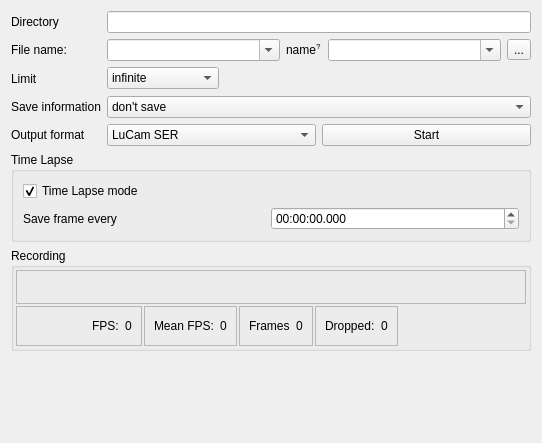
GuLinux/PlanetaryImager, file src/widgets/recordingpanel.ui: the form before one commit.
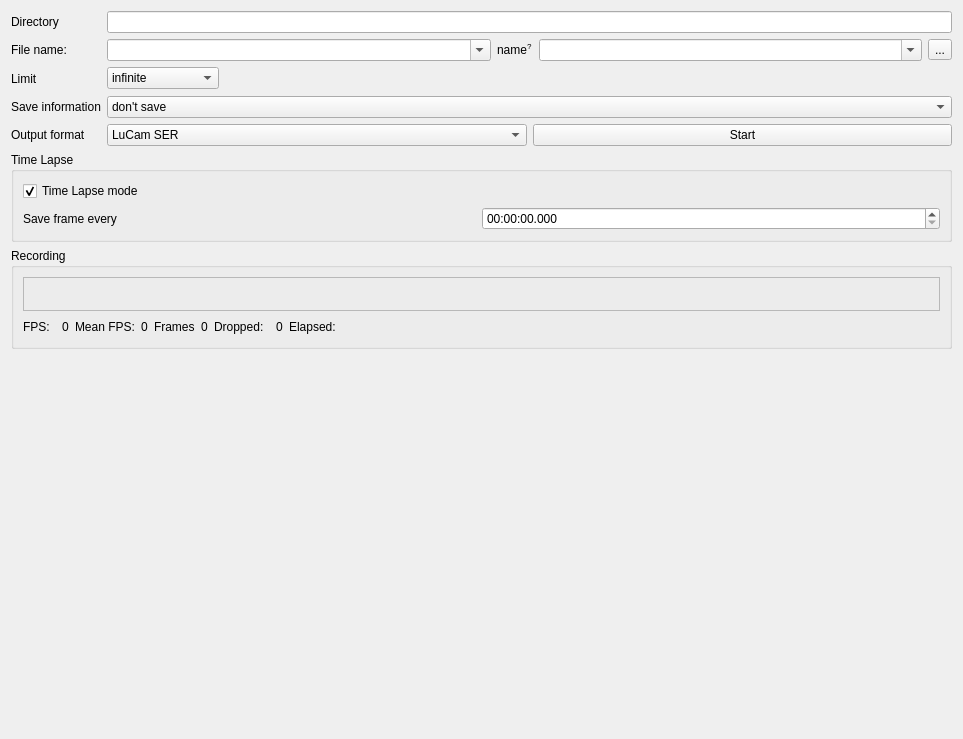
The form after the commit.

Commit message: Adding elapsed duration to recording panel

Diff of the .ui file:
```diff
--- a/src/widgets/recordingpanel.ui
+++ b/src/widgets/recordingpanel.ui
@@ -6,8 +6,8 @@
    <rect>
     <x>0</x>
     <y>0</y>
-    <width>542</width>
-    <height>443</height>
+    <width>963</width>
+    <height>739</height>
    </rect>
   </property>
   <layout class="QGridLayout" name="gridLayout_3">
@@ -409,158 +409,68 @@
      </item>
     </layout>
    </item>
+   <item row="8" column="0" colspan="2">
+    <spacer name="verticalSpacer_2">
+     <property name="orientation">
+      <enum>Qt::Vertical</enum>
+     </property>
+     <property name="sizeHint" stdset="0">
+      <size>
+       <width>20</width>
+       <height>10000</height>
+      </size>
+     </property>
+    </spacer>
+   </item>
    <item row="7" column="0" colspan="2">
     <widget class="QGroupBox" name="recordingBox">
      <property name="title">
       <string>Recording</string>
      </property>
      <layout class="QGridLayout" name="gridLayout">
-      <property name="leftMargin">
-       <number>2</number>
-      </property>
-      <property name="topMargin">
-       <number>2</number>
-      </property>
-      <property name="rightMargin">
-       <number>2</number>
-      </property>
-      <property name="bottomMargin">
-       <number>2</number>
-      </property>
-      <property name="spacing">
-       <number>2</number>
-      </property>
-      <item row="1" column="3">
-       <widget class="QFrame" name="frame_3">
-        <property name="frameShape">
-         <enum>QFrame::StyledPanel</enum>
-        </property>
-        <property name="frameShadow">
-         <enum>QFrame::Raised</enum>
-        </property>
-        <layout class="QHBoxLayout" name="horizontalLayout_4">
-         <item>
-          <widget class="QLabel" name="label_4">
+      <item row="1" column="10">
+       <widget class="QLabel" name="label_12">
            <property name="text">
-            <string>Dropped:</string>
+         <string>Elapsed:</string>
            </property>
           </widget>
          </item>
-         <item>
-          <widget class="QLabel" name="dropped">
-           <property name="text">
-            <string>0</string>
-           </property>
-          </widget>
-         </item>
-        </layout>
-       </widget>
-      </item>
-      <item row="1" column="4">
-       <spacer name="horizontalSpacer">
-        <property name="orientation">
-         <enum>Qt::Horizontal</enum>
-        </property>
-        <property name="sizeHint" stdset="0">
-         <size>
-          <width>31</width>
-          <height>20</height>
-         </size>
-        </property>
-       </spacer>
-      </item>
-      <item row="1" column="2">
-       <widget class="QFrame" name="frame_2">
-        <property name="frameShape">
-         <enum>QFrame::StyledPanel</enum>
-        </property>
-        <property name="frameShadow">
-         <enum>QFrame::Raised</enum>
-        </property>
-        <layout class="QHBoxLayout" name="horizontalLayout_3">
-         <item>
+      <item row="1" column="5">
           <widget class="QLabel" name="label_3">
            <property name="text">
             <string>Frames</string>
            </property>
           </widget>
          </item>
-         <item>
-          <widget class="QLabel" name="frames">
+      <item row="1" column="7">
+       <widget class="QLabel" name="label_4">
            <property name="text">
-            <string>0</string>
-           </property>
-          </widget>
-         </item>
-        </layout>
+         <string>Dropped:</string>
+        </property>
        </widget>
       </item>
       <item row="1" column="0">
-       <widget class="QFrame" name="frame">
-        <property name="frameShape">
-         <enum>QFrame::StyledPanel</enum>
-        </property>
-        <property name="frameShadow">
-         <enum>QFrame::Raised</enum>
-        </property>
-        <layout class="QHBoxLayout" name="horizontalLayout_2">
-         <item>
-          <spacer name="horizontalSpacer_2">
-           <property name="orientation">
-            <enum>Qt::Horizontal</enum>
-           </property>
-           <property name="sizeHint" stdset="0">
-            <size>
-             <width>40</width>
-             <height>20</height>
-            </size>
-           </property>
-          </spacer>
-         </item>
-         <item>
           <widget class="QLabel" name="label_2">
            <property name="text">
             <string>FPS:</string>
            </property>
           </widget>
          </item>
-         <item>
-          <widget class="QLabel" name="fps">
-           <property name="text">
-            <string>0</string>
-           </property>
-          </widget>
-         </item>
-        </layout>
-       </widget>
-      </item>
-      <item row="1" column="1">
-       <widget class="QFrame" name="frame_5">
-        <property name="frameShape">
-         <enum>QFrame::StyledPanel</enum>
-        </property>
-        <property name="frameShadow">
-         <enum>QFrame::Raised</enum>
-        </property>
-        <layout class="QHBoxLayout" name="horizontalLayout_6">
-         <item>
+      <item row="1" column="3">
           <widget class="QLabel" name="label_5">
            <property name="text">
             <string>Mean FPS:</string>
            </property>
           </widget>
          </item>
-         <item>
-          <widget class="QLabel" name="mean_fps">
+      <item row="1" column="2">
+       <widget class="QLabel" name="fps">
            <property name="text">
             <string>0</string>
            </property>
           </widget>
          </item>
-        </layout>
-       </widget>
-      </item>
-      <item row="0" column="0" colspan="5">
+      <item row="0" column="0" colspan="14">
        <widget class="QFrame" name="frame_4">
         <property name="frameShape">
          <enum>QFrame::StyledPanel</enum>
@@ -582,21 +492,49 @@
         </layout>
        </widget>
       </item>
-     </layout>
-    </widget>
-   </item>
-   <item row="8" column="0" colspan="2">
-    <spacer name="verticalSpacer_2">
+      <item row="1" column="6">
+       <widget class="QLabel" name="frames">
+        <property name="text">
+         <string>0</string>
+        </property>
+       </widget>
+      </item>
+      <item row="1" column="9">
+       <widget class="QLabel" name="dropped">
+        <property name="text">
+         <string>0</string>
+        </property>
+       </widget>
+      </item>
+      <item row="1" column="12">
+       <spacer name="horizontalSpacer_2">
      <property name="orientation">
-      <enum>Qt::Vertical</enum>
+         <enum>Qt::Horizontal</enum>
      </property>
      <property name="sizeHint" stdset="0">
       <size>
-       <width>20</width>
-       <height>10000</height>
+          <width>40</width>
+          <height>20</height>
       </size>
      </property>
     </spacer>
+      </item>
+      <item row="1" column="4">
+       <widget class="QLabel" name="mean_fps">
+        <property name="text">
+         <string>0</string>
+        </property>
+       </widget>
+      </item>
+      <item row="1" column="11">
+       <widget class="QLabel" name="elapsed">
+        <property name="text">
+         <string/>
+        </property>
+       </widget>
+      </item>
+     </layout>
+    </widget>
    </item>
   </layout>
  </widget>
```
Lines whose indentation alone changed are shown as unchanged. The commit also changes 2 other files.
